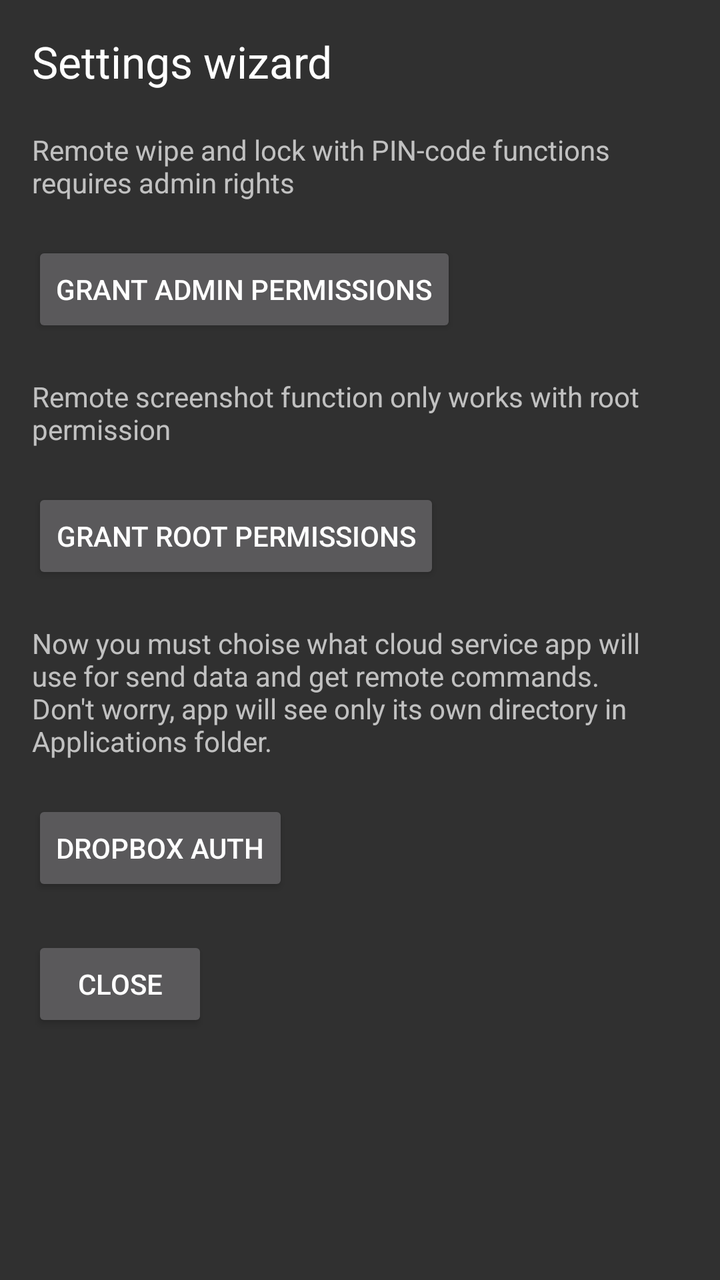
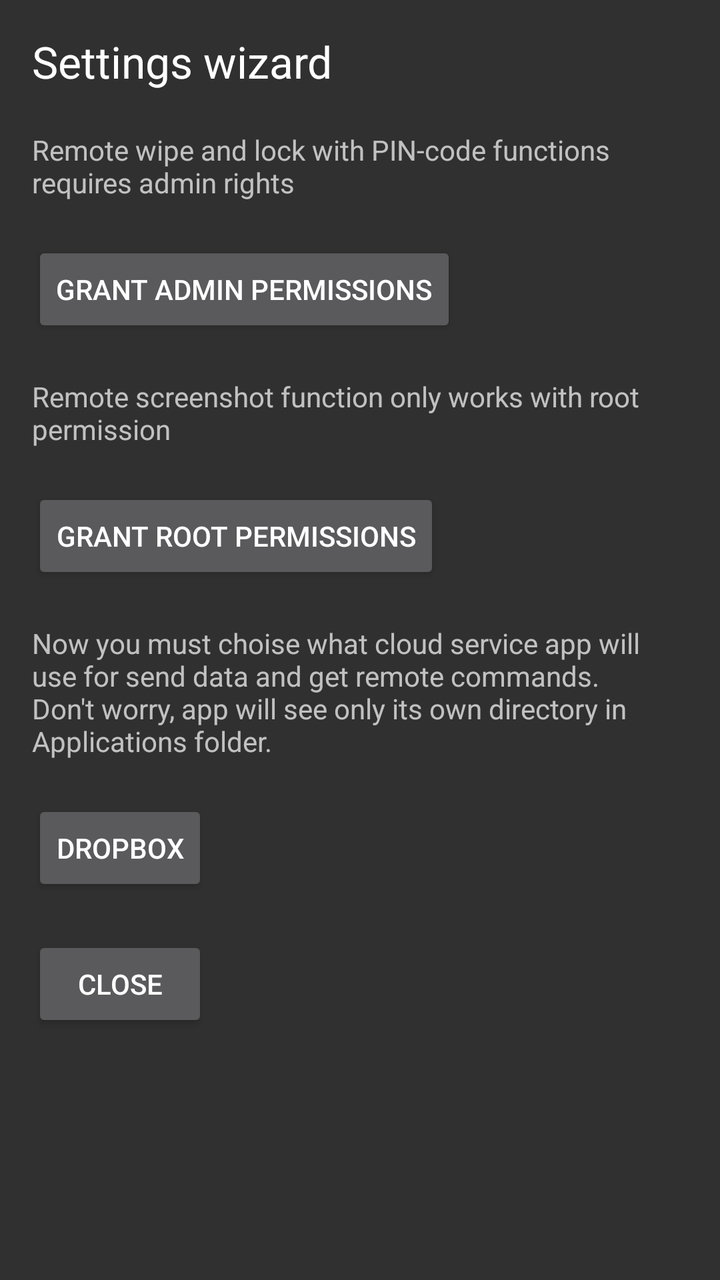

Two renders of the same Android screen: before a commit and after it. Below are the layout's source before the change and the commit's diff.
<!-- AndroidManifest.xml: activity theme WizardTheme -->
<!-- res/layout/activity_wizard.xml -->
<ScrollView
    xmlns:android="http://schemas.android.com/apk/res/android"
    android:id="@+id/scroll"
    android:layout_width="match_parent"
    android:layout_height="wrap_content">

<LinearLayout xmlns:android="http://schemas.android.com/apk/res/android"
    xmlns:tools="http://schemas.android.com/tools" android:layout_width="match_parent"
    android:layout_height="match_parent" android:paddingLeft="@dimen/activity_horizontal_margin"
    android:paddingRight="@dimen/activity_horizontal_margin"
    android:paddingTop="@dimen/activity_vertical_margin"
    android:paddingBottom="@dimen/activity_vertical_margin" tools:context="org.antrack.app.ui.WizardActivity"
    android:orientation="vertical"
    android:weightSum="1">

    <TextView
        android:layout_width="wrap_content"
        android:layout_height="wrap_content"
        android:textAppearance="?android:attr/textAppearanceLarge"
        android:text="@string/wizard_welcome"
        android:id="@+id/textView_greetings"
        android:layout_alignParentStart="true"
        android:layout_alignParentEnd="true"
        android:layout_marginBottom="20dp" />

    <TextView
        android:layout_width="wrap_content"
        android:layout_height="wrap_content"
        android:text="@string/wizard_admin_text"
        android:id="@+id/textView_admin"
        android:layout_below="@+id/textView_greetings"
        android:layout_alignParentStart="true"
        android:layout_marginBottom="20dp" />

    <Button
        android:layout_width="wrap_content"
        android:layout_height="wrap_content"
        android:text="@string/wizard_admin_button"
        android:id="@+id/button_admin"
        android:layout_below="@+id/textView_admin"
        android:layout_alignParentStart="true"
        android:layout_marginBottom="20dp" />

    <TextView
        android:layout_width="wrap_content"
        android:layout_height="wrap_content"
        android:text="@string/wizard_root_text"
        android:id="@+id/textView_root"
        android:layout_below="@+id/button_admin"
        android:layout_alignParentStart="true"
        android:layout_marginBottom="20dp" />

    <Button
        android:layout_width="wrap_content"
        android:layout_height="wrap_content"
        android:text="@string/wizard_root_button"
        android:id="@+id/button_root"
        android:layout_below="@+id/textView_root"
        android:layout_alignParentStart="true"
        android:layout_marginBottom="20dp" />

    <TextView
        android:layout_width="wrap_content"
        android:layout_height="wrap_content"
        android:text="@string/wizard_plugin_button"
        android:id="@+id/textView_plugin"
        android:layout_below="@+id/button_root"
        android:layout_alignParentEnd="false"
        android:layout_marginBottom="20dp" />

    <Button
        android:layout_width="wrap_content"
        android:layout_height="wrap_content"
        android:text="Dropbox auth"
        android:id="@+id/button_dropbox"
        android:layout_alignParentTop="true"
        android:layout_alignParentStart="true"
        android:layout_marginBottom="20dp" />

    <Button
        android:layout_width="wrap_content"
        android:layout_height="wrap_content"
        android:text="@string/wizard_close_button"
        android:id="@+id/button_close"
        android:elegantTextHeight="false"
        android:layout_alignParentBottom="true"
        android:layout_alignParentStart="true" />

</LinearLayout>
</ScrollView>
<!-- resources referenced by this layout -->
<resources>
  <dimen name="activity_horizontal_margin">16dp</dimen>
  <dimen name="activity_vertical_margin">16dp</dimen>
  <string name="wizard_admin_button">Grant admin permissions</string>
  <string name="wizard_admin_text">Remote wipe and lock with PIN-code functions requires admin rights</string>
  <string name="wizard_close_button">Close</string>
  <string name="wizard_plugin_button">Now you must choise what cloud service app will use for send data and get remote commands. Don\'t worry, app will see only its own directory in Applications folder.</string>
  <string name="wizard_root_button">Grant root permissions</string>
  <string name="wizard_root_text">Remote screenshot function only works with root permission</string>
  <string name="wizard_welcome">Settings wizard</string>
  <style name="WizardTheme" parent="Theme.AppCompat.NoActionBar">
      </style>
</resources>

<!-- the commit's change to res/layout/activity_wizard.xml (unified diff, before → after) -->
@@ -5,8 +5,10 @@
     android:layout_height="wrap_content">
 
 <LinearLayout xmlns:android="http://schemas.android.com/apk/res/android"
-    xmlns:tools="http://schemas.android.com/tools" android:layout_width="match_parent"
-    android:layout_height="match_parent" android:paddingLeft="@dimen/activity_horizontal_margin"
+    xmlns:tools="http://schemas.android.com/tools"
+    android:layout_width="match_parent"
+    android:layout_height="wrap_content"
+    android:paddingLeft="@dimen/activity_horizontal_margin"
     android:paddingRight="@dimen/activity_horizontal_margin"
     android:paddingTop="@dimen/activity_vertical_margin"
     android:paddingBottom="@dimen/activity_vertical_margin" tools:context="org.antrack.app.ui.WizardActivity"
@@ -19,8 +21,6 @@
         android:textAppearance="?android:attr/textAppearanceLarge"
         android:text="@string/wizard_welcome"
         android:id="@+id/textView_greetings"
-        android:layout_alignParentStart="true"
-        android:layout_alignParentEnd="true"
         android:layout_marginBottom="20dp" />
 
     <TextView
@@ -28,8 +28,6 @@
         android:layout_height="wrap_content"
         android:text="@string/wizard_admin_text"
         android:id="@+id/textView_admin"
-        android:layout_below="@+id/textView_greetings"
-        android:layout_alignParentStart="true"
         android:layout_marginBottom="20dp" />
 
     <Button
@@ -37,8 +35,6 @@
         android:layout_height="wrap_content"
         android:text="@string/wizard_admin_button"
         android:id="@+id/button_admin"
-        android:layout_below="@+id/textView_admin"
-        android:layout_alignParentStart="true"
         android:layout_marginBottom="20dp" />
 
     <TextView
@@ -46,8 +42,6 @@
         android:layout_height="wrap_content"
         android:text="@string/wizard_root_text"
         android:id="@+id/textView_root"
-        android:layout_below="@+id/button_admin"
-        android:layout_alignParentStart="true"
         android:layout_marginBottom="20dp" />
 
     <Button
@@ -55,8 +49,6 @@
         android:layout_height="wrap_content"
         android:text="@string/wizard_root_button"
         android:id="@+id/button_root"
-        android:layout_below="@+id/textView_root"
-        android:layout_alignParentStart="true"
         android:layout_marginBottom="20dp" />
 
     <TextView
@@ -64,17 +56,13 @@
         android:layout_height="wrap_content"
         android:text="@string/wizard_plugin_button"
         android:id="@+id/textView_plugin"
-        android:layout_below="@+id/button_root"
-        android:layout_alignParentEnd="false"
         android:layout_marginBottom="20dp" />
 
     <Button
         android:layout_width="wrap_content"
         android:layout_height="wrap_content"
-        android:text="Dropbox auth"
+        android:text="@string/dropbox"
         android:id="@+id/button_dropbox"
-        android:layout_alignParentTop="true"
-        android:layout_alignParentStart="true"
         android:layout_marginBottom="20dp" />
 
     <Button
@@ -82,9 +70,7 @@
         android:layout_height="wrap_content"
         android:text="@string/wizard_close_button"
         android:id="@+id/button_close"
-        android:elegantTextHeight="false"
-        android:layout_alignParentBottom="true"
-        android:layout_alignParentStart="true" />
+        />
 
 </LinearLayout>
 </ScrollView>
<!-- resource entries referenced after the edit -->
@@ -2,6 +2,7 @@
 <resources>
   <dimen name="activity_horizontal_margin">16dp</dimen>
   <dimen name="activity_vertical_margin">16dp</dimen>
+  <string name="dropbox" translatable="false">Dropbox</string>
   <string name="wizard_admin_button">Grant admin permissions</string>
   <string name="wizard_admin_text">Remote wipe and lock with PIN-code functions requires admin rights</string>
   <string name="wizard_close_button">Close</string>
